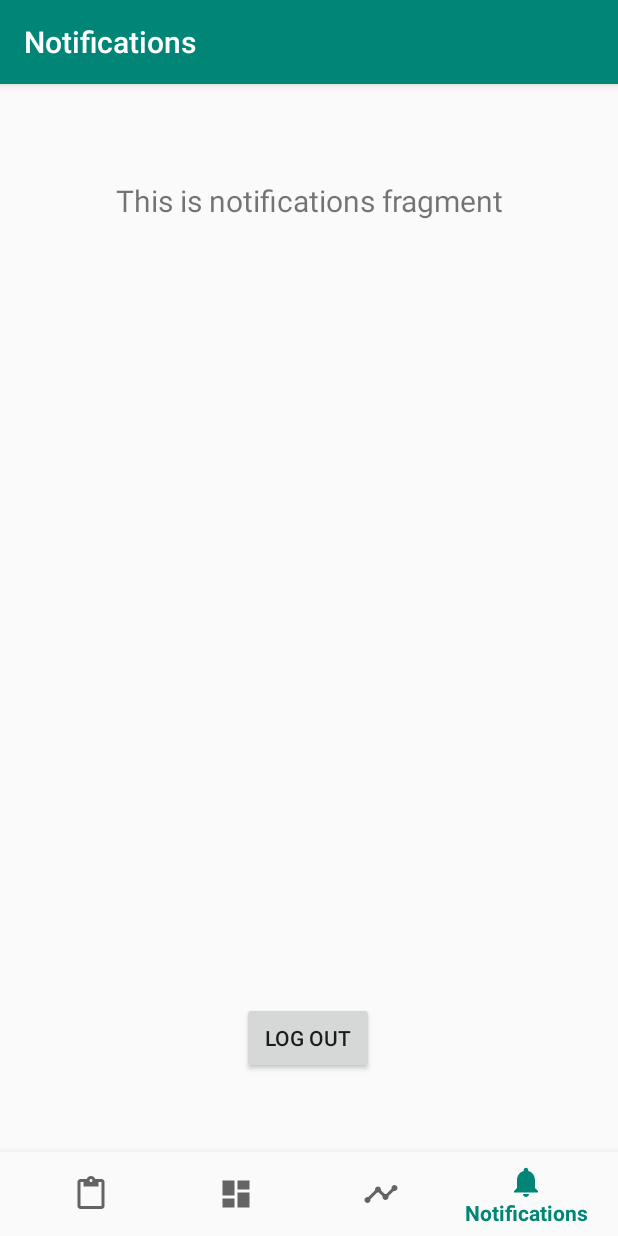
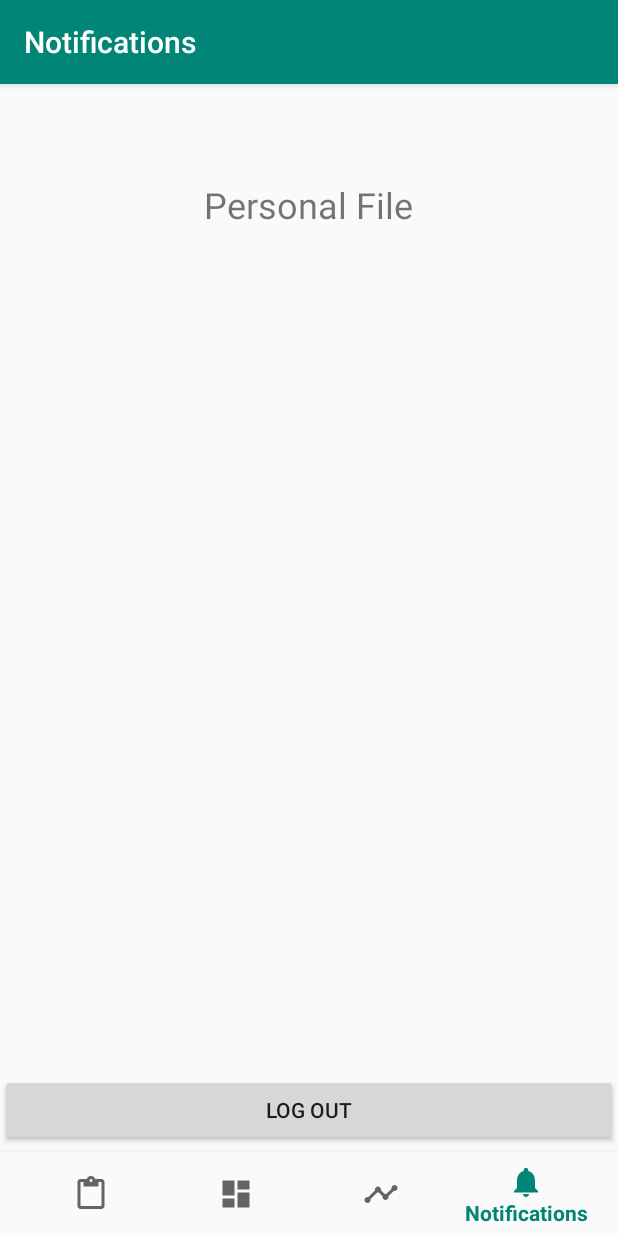
Before and after one commit to jianghao-py/Health-Balancer, an Android app: the NotificationsFragment screen opened through its navigation route, on a phone screen of 412 x 824 dp. Run offline under Robolectric (Android 15) with nearby library versions, the phone set to English and light mode, and no system bars; our stand-ins replace Firebase (no records; nobody signed in at launch, a user with empty details on screens opened directly), navigation-ui.

```diff
--- a/app/src/main/java/com/example/comp3004project/MainActivity.java
+++ b/app/src/main/java/com/example/comp3004project/MainActivity.java
@@ -9,6 +9,7 @@ import android.widget.TextView;
 import com.example.comp3004project.LoginFunction.Resgister;
 import com.google.android.material.bottomnavigation.BottomNavigationView;
 import com.google.firebase.auth.FirebaseAuth;
+import com.google.firebase.auth.FirebaseUser;
 
 import androidx.appcompat.app.AppCompatActivity;
 import androidx.navigation.NavController;
@@ -18,11 +19,6 @@ import androidx.navigation.ui.NavigationUI;
 
 public class MainActivity extends AppCompatActivity {
 
-    /**@Jianghao Li
-     * Log out Button in mainActivity for test my register, don't know how fragment works yet.
-     *
-     */
-    private  Button logOut;
 
 
 
@@ -41,15 +37,9 @@ public class MainActivity extends AppCompatActivity {
         NavigationUI.setupActionBarWithNavController(this, navController, appBarConfiguration);
         NavigationUI.setupWithNavController(navView, navController);
 
-        logOut = (Button) findViewById(R.id.button);
 
-        logOut.setOnClickListener(new View.OnClickListener() {
-            @Override
-            public void onClick(View view) {
-                FirebaseAuth.getInstance().signOut();
-                startActivity(new Intent(MainActivity.this, Resgister.class));
-            }
-        });
     }
 
+
+
 }
--- a/app/src/main/java/com/example/comp3004project/ui/graph/GraphFragment.java
+++ b/app/src/main/java/com/example/comp3004project/ui/graph/GraphFragment.java
@@ -22,8 +22,8 @@ public class GraphFragment extends Fragment {
                              ViewGroup container, Bundle savedInstanceState) {
         graphViewModel =
                 ViewModelProviders.of(this).get(GraphViewModel.class);
-        View root = inflater.inflate(R.layout.fragment_home, container, false);
-        final TextView textView = root.findViewById(R.id.text_home);
+        View root = inflater.inflate(R.layout.fragment_graph, container, false);
+        final TextView textView = root.findViewById(R.id.text_graph);
         graphViewModel.getText().observe(this, new Observer<String>() {
             @Override
             public void onChanged(@Nullable String s) {
--- a/app/src/main/java/com/example/comp3004project/ui/home/HomeFragment.java
+++ b/app/src/main/java/com/example/comp3004project/ui/home/HomeFragment.java
@@ -13,23 +13,55 @@ import androidx.lifecycle.Observer;
 import androidx.lifecycle.ViewModelProviders;
 
 import com.example.comp3004project.R;
+import com.google.firebase.auth.FirebaseAuth;
+import com.google.firebase.auth.FirebaseUser;
+import com.google.firebase.auth.UserInfo;
 
 public class HomeFragment extends Fragment {
 
     private HomeViewModel homeViewModel;
+    TextView textViewTitle;
+    FirebaseUser user;
+    String FireBaseUserName;
 
     public View onCreateView(@NonNull LayoutInflater inflater,
                              ViewGroup container, Bundle savedInstanceState) {
-        homeViewModel =
-                ViewModelProviders.of(this).get(HomeViewModel.class);
+
+
         View root = inflater.inflate(R.layout.fragment_home, container, false);
-        final TextView textView = root.findViewById(R.id.text_home);
-        homeViewModel.getText().observe(this, new Observer<String>() {
+        textViewTitle = root.findViewById(R.id.textView2);
+
+        return root;
+    }
+
+    @Override
+    public void onActivityCreated(@Nullable Bundle savedInstanceState) {
+        super.onActivityCreated(savedInstanceState);
+
+        homeViewModel = ViewModelProviders.of(this).get(HomeViewModel.class);
+        /*
+        homeViewModel.getUserName().observe(this, new Observer<String>() {
             @Override
             public void onChanged(@Nullable String s) {
-                textView.setText(s);
+                textViewTitle.setText(s);
             }
         });
-        return root;
+         */
+
+
+        user = FirebaseAuth.getInstance().getCurrentUser();
+        for(UserInfo profile : user.getProviderData()){
+            FireBaseUserName = profile.getUid();
+            textViewTitle.setText("Welcome "+FireBaseUserName);
+        }
+
+
+
+
     }
+
+
+
+
+
 }
--- a/app/src/main/java/com/example/comp3004project/ui/home/HomeViewModel.java
+++ b/app/src/main/java/com/example/comp3004project/ui/home/HomeViewModel.java
@@ -4,16 +4,31 @@ import androidx.lifecycle.LiveData;
 import androidx.lifecycle.MutableLiveData;
 import androidx.lifecycle.ViewModel;
 
+import com.google.firebase.auth.FirebaseAuth;
+import com.google.firebase.auth.FirebaseUser;
+import com.google.firebase.auth.UserInfo;
+
 public class HomeViewModel extends ViewModel {
 
-    private MutableLiveData<String> mText;
+    private MutableLiveData<String> firebaseUserName;
+    String name;
 
     public HomeViewModel() {
-        mText = new MutableLiveData<>();
-        mText.setValue("This is home fragment");
+
     }
 
-    public LiveData<String> getText() {
-        return mText;
+    public LiveData<String> getUserName() {
+        FirebaseUser user = FirebaseAuth.getInstance().getCurrentUser();
+        if(user!= null){
+            for(UserInfo profile:user.getProviderData()){
+                name = profile.getDisplayName();
+            }
+        }
+        if(firebaseUserName ==null){
+            firebaseUserName = new MutableLiveData<>();
+            firebaseUserName.setValue("Welcome "+name);
+        }
+
+        return firebaseUserName;
     }
 }
--- a/app/src/main/java/com/example/comp3004project/ui/notifications/NotificationsFragment.java
+++ b/app/src/main/java/com/example/comp3004project/ui/notifications/NotificationsFragment.java
@@ -1,9 +1,11 @@
 package com.example.comp3004project.ui.notifications;
 
+import android.content.Intent;
 import android.os.Bundle;
 import android.view.LayoutInflater;
 import android.view.View;
 import android.view.ViewGroup;
+import android.widget.Button;
 import android.widget.TextView;
 
 import androidx.annotation.Nullable;
@@ -12,26 +14,67 @@ import androidx.fragment.app.Fragment;
 import androidx.lifecycle.Observer;
 import androidx.lifecycle.ViewModelProviders;
 
+import com.example.comp3004project.LoginFunction.Resgister;
+import com.example.comp3004project.MainActivity;
 import com.example.comp3004project.R;
+import com.google.firebase.auth.FirebaseAuth;
 
 public class NotificationsFragment extends Fragment {
 
     private NotificationsViewModel notificationsViewModel;
+    Button logoutButton;
+    TextView textViewTitle;
 
-    public View onCreateView(@NonNull LayoutInflater inflater,
-                             ViewGroup container, Bundle savedInstanceState) {
+    public View onCreateView(@NonNull LayoutInflater inflater, ViewGroup container, Bundle savedInstanceState) {
+        /*
         notificationsViewModel =
                 ViewModelProviders.of(this).get(NotificationsViewModel.class);
         View root = inflater.inflate(R.layout.fragment_notifications, container, false);
-        final TextView textView = root.findViewById(R.id.text_notifications);
+
+        //初始化控件
+        textViewTitle = root.findViewById(R.id.textView);
+        logoutButton = root.findViewById(R.id.button6);
+
         notificationsViewModel.getText().observe(this, new Observer<String>() {
             @Override
             public void onChanged(@Nullable String s) {
-                textView.setText(s);
+                textViewTitle.setText(s);
             }
         });
-        return root;
+
+         return root;
+          */
+
+        View root = inflater.inflate(R.layout.fragment_notifications, container, false);
+        textViewTitle = root.findViewById(R.id.textView);
+
+        logoutButton = root.findViewById(R.id.button6);
 
 
+        return root;
+    }
+
+    @Override
+    public void onActivityCreated(@Nullable Bundle savedInstanceState) {
+        super.onActivityCreated(savedInstanceState);
+
+        notificationsViewModel =
+                ViewModelProviders.of(this).get(NotificationsViewModel.class);
+
+        notificationsViewModel.getText().observe(this, new Observer<String>() {
+            @Override
+            public void onChanged(@Nullable String s) {
+                textViewTitle.setText(s);
+            }
+        });
+
+
+        logoutButton.setOnClickListener(new View.OnClickListener() {
+            @Override
+            public void onClick(View v) {
+                FirebaseAuth.getInstance().signOut();
+                startActivity(new Intent(getActivity(), Resgister.class));
+            }
+        });
     }
 }
--- a/app/src/main/java/com/example/comp3004project/ui/notifications/NotificationsViewModel.java
+++ b/app/src/main/java/com/example/comp3004project/ui/notifications/NotificationsViewModel.java
@@ -9,11 +9,15 @@ public class NotificationsViewModel extends ViewModel {
     private MutableLiveData<String> mText;
 
     public NotificationsViewModel() {
-        mText = new MutableLiveData<>();
-        mText.setValue("This is notifications fragment");
+        //mText = new MutableLiveData<>();
+       // mText.setValue("This is notifications fragment");
     }
 
     public LiveData<String> getText() {
+        if(mText ==null){
+            mText = new MutableLiveData<>();
+            mText.setValue("Personal File");
+        }
         return mText;
     }
 }
--- a/app/src/main/res/layout/activity_main.xml
+++ b/app/src/main/res/layout/activity_main.xml
@@ -22,26 +22,13 @@
     <fragment
         android:id="@+id/nav_host_fragment"
         android:name="androidx.navigation.fragment.NavHostFragment"
-        android:layout_width="match_parent"
-        android:layout_height="match_parent"
+        android:layout_width="0dp"
+        android:layout_height="0dp"
         app:defaultNavHost="true"
-        app:layout_constraintBottom_toBottomOf="parent"
-        app:layout_constraintHorizontal_bias="0.0"
-        app:layout_constraintLeft_toLeftOf="parent"
-        app:layout_constraintRight_toRightOf="parent"
+        app:layout_constraintBottom_toBottomOf="@+id/nav_view"
+        app:layout_constraintEnd_toEndOf="parent"
+        app:layout_constraintStart_toStartOf="parent"
         app:layout_constraintTop_toTopOf="parent"
-        app:layout_constraintVertical_bias="1.0"
         app:navGraph="@navigation/mobile_navigation" />
 
-    <Button
-        android:id="@+id/button"
-        android:layout_width="wrap_content"
-        android:layout_height="wrap_content"
-        android:layout_marginBottom="52dp"
-        android:text="Log out"
-        app:layout_constraintBottom_toTopOf="@+id/nav_view"
-        app:layout_constraintEnd_toEndOf="parent"
-        app:layout_constraintHorizontal_bias="0.498"
-        app:layout_constraintStart_toStartOf="parent" />
-
 </androidx.constraintlayout.widget.ConstraintLayout>
--- a/app/src/main/res/layout/fragment_notifications.xml
+++ b/app/src/main/res/layout/fragment_notifications.xml
@@ -1,19 +1,30 @@
 <?xml version="1.0" encoding="utf-8"?>
 <androidx.constraintlayout.widget.ConstraintLayout xmlns:android="http://schemas.android.com/apk/res/android"
     xmlns:app="http://schemas.android.com/apk/res-auto"
+    xmlns:tools="http://schemas.android.com/tools"
     android:layout_width="match_parent"
     android:layout_height="match_parent">
 
     <TextView
-        android:id="@+id/text_notifications"
-        android:layout_width="match_parent"
+        android:id="@+id/textView"
+        android:layout_width="wrap_content"
         android:layout_height="wrap_content"
-        android:layout_marginStart="8dp"
         android:layout_marginTop="8dp"
-        android:layout_marginEnd="8dp"
-        android:textAlignment="center"
-        android:textSize="20sp"
+        android:text="@string/Notification_textView"
+        android:textSize="24sp"
         app:layout_constraintEnd_toEndOf="parent"
+        app:layout_constraintHorizontal_bias="0.498"
         app:layout_constraintStart_toStartOf="parent"
         app:layout_constraintTop_toTopOf="parent" />
+
+    <Button
+        android:id="@+id/button6"
+        android:layout_width="0dp"
+        android:layout_height="wrap_content"
+        android:layout_marginBottom="60dp"
+        android:text="@string/Notification_Logout"
+        app:layout_constraintBottom_toBottomOf="parent"
+        app:layout_constraintEnd_toEndOf="parent"
+        app:layout_constraintHorizontal_bias="0.0"
+        app:layout_constraintStart_toStartOf="parent" />
 </androidx.constraintlayout.widget.ConstraintLayout>
--- a/app/src/main/res/values/strings.xml
+++ b/app/src/main/res/values/strings.xml
@@ -15,4 +15,7 @@
     <string name="goLoginButton">Already Signed up? Go to Log in</string>
     <string name="LoginButton">Log In</string>
     <string name="goResgisterButton">Dont have an Account? Go to Sign Up</string>
+    <string name="Notification_textView" />
+    <string name="Notification_Logout">Log Out</string>
+    <string name="Home_textView" />
 </resources>
```
Also changed, not shown: app/src/main/java/com/example/comp3004project/LoginFunction/Resgister.java (+1 -6 lines), app/src/main/res/layout/activity_resgister.xml (+2 -20 lines), app/src/main/res/layout/fragment_home.xml (+5 -7 lines).
